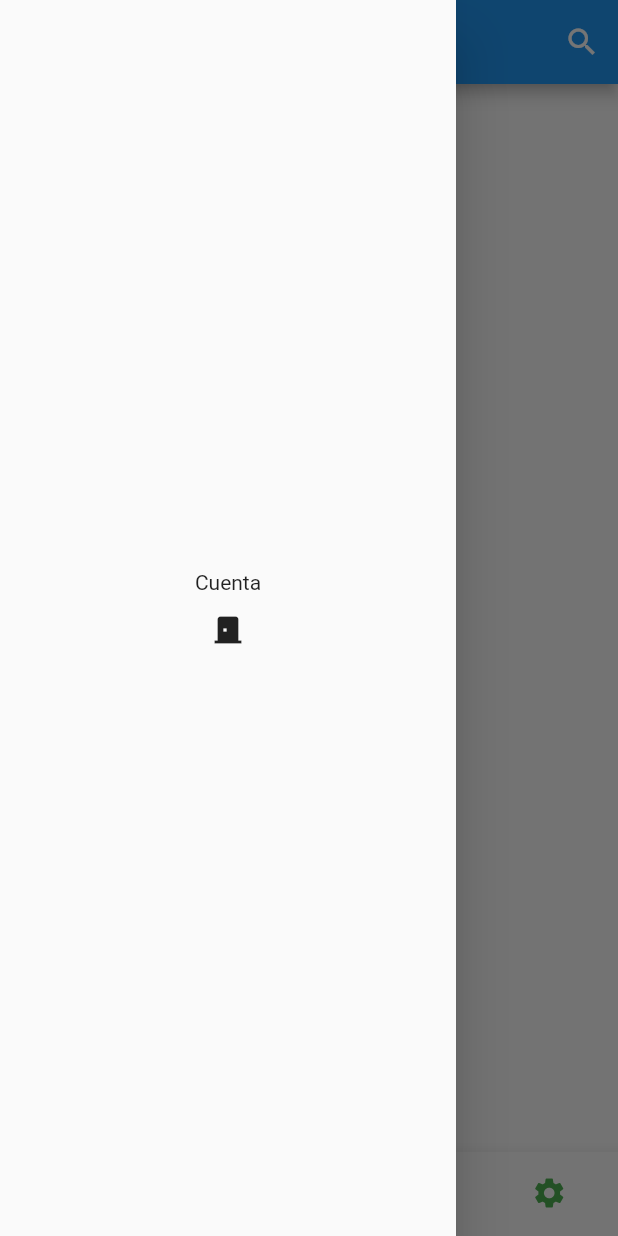
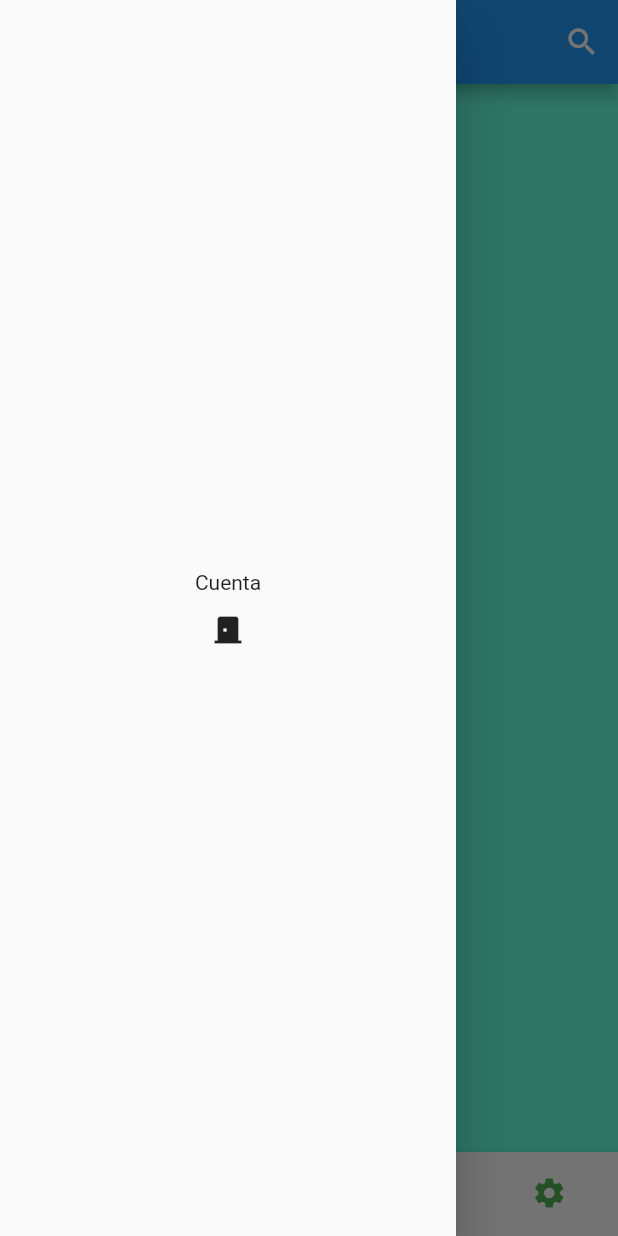
Before and after one commit to aeche95/Ciclo4B, a Flutter app: the MyHomePage screen opened directly, item 3 of the bottom bar chosen, with the side drawer open, on a phone screen of 412 x 824 dp. Run offline on Flutter 3.47's test engine with Material 2 defaults, Android fonts, the phone set to English and light mode, and no system bars; our stand-ins replace easy_splash_screen, firebase_core, firebase_messaging, flutter_custom_clippers, google_maps_flutter, sqflite; accounts and stored records are empty.

Commit message:
Design improvements

```diff
--- a/ciclo_4_b/lib/Utils/ImgUtils.dart
+++ b/ciclo_4_b/lib/Utils/ImgUtils.dart
@@ -6,7 +6,7 @@ class ImgUtils{
     String path = "assets/imagenes/";
     return Image.asset(
       path+ImageName,
-      width: 100,
-      height: 100,);
+      width: 120,
+      height: 120,);
   }
 }
--- a/ciclo_4_b/lib/Utils/base_de_datos.dart
+++ b/ciclo_4_b/lib/Utils/base_de_datos.dart
@@ -10,9 +10,9 @@ class MetodosSQLite {
   MetodosSQLite();
   late Future<Database> _database;
   static final List<Negocio> listaNegocios = [
-    Negocio(0,"Farmacia Cruz Salud","Direccion","Localizacion","1234567","1234567890","http://google.com",["acetaminofen","papas","gaseosa"],"Farmacia.jpg","Farmacia.jpg"),
-    Negocio(1,"La tienda de Ceci","Direccion","Localizacion","1234567","1234567890","http://google.com",["acetaminofen","papas","gaseosa"],"Tienda.jpg","Tienda.jpg"),
-    Negocio(2,"Cigarreria Don Pachito","Direccion","Localizacion","1234567","1234567890","http://google.com",["acetaminofen","papas","gaseosa"],"Cigarreria.jpg","Cigarreria.jpg"),
+    Negocio(0,"Farmacia Cruz Salud","Calle 125 # 45-78","Localizacion","1234567","1234567890","http://google.com",["acetaminofen","papas","gaseosa"],"Farmacia.jpg","Farmacia.jpg"),
+    Negocio(1,"La tienda de Ceci","Diag. 34 # 56- 23","Localizacion","1234567","1234567890","http://google.com",["acetaminofen","papas","gaseosa"],"Tienda.jpg","Tienda.jpg"),
+    Negocio(2,"Cigarreria Don Pachito","Calle 24 # 56 -67","Localizacion","1234567","1234567890","http://google.com",["acetaminofen","papas","gaseosa"],"Cigarreria.jpg","Cigarreria.jpg"),
     ];
 
   List<Usuario> listaUsuarios = [
--- a/ciclo_4_b/lib/Widgets/widget_pagina_principal.dart
+++ b/ciclo_4_b/lib/Widgets/widget_pagina_principal.dart
@@ -76,6 +76,7 @@ class _MyHomePageState extends State<MyHomePage> {
   @override
   Widget build(BuildContext context) {
     return Scaffold(
+      backgroundColor: Colors.tealAccent,
       appBar: AppBar(
         title: Text(widget.title),
         actions: <Widget>[
--- a/ciclo_4_b/pubspec.yaml
+++ b/ciclo_4_b/pubspec.yaml
@@ -47,6 +47,7 @@ dependencies:
   firebase_in_app_messaging: ^0.5.0+13
   url_launcher: ^6.0.17
   easy_splash_screen: ^1.0.3
+  flutter_custom_clippers: ^2.0.0
 
 
 dev_dependencies:
```
Also changed, not shown: ciclo_4_b/lib/Widgets/widget_bienvenida.dart (added, +24 -0 lines), ciclo_4_b/lib/Widgets/widget_lista_negocios.dart (+6 -2 lines), ciclo_4_b/lib/Widgets/widget_negocio.dart (+14 -19 lines), ciclo_4_b/pubspec.lock.
